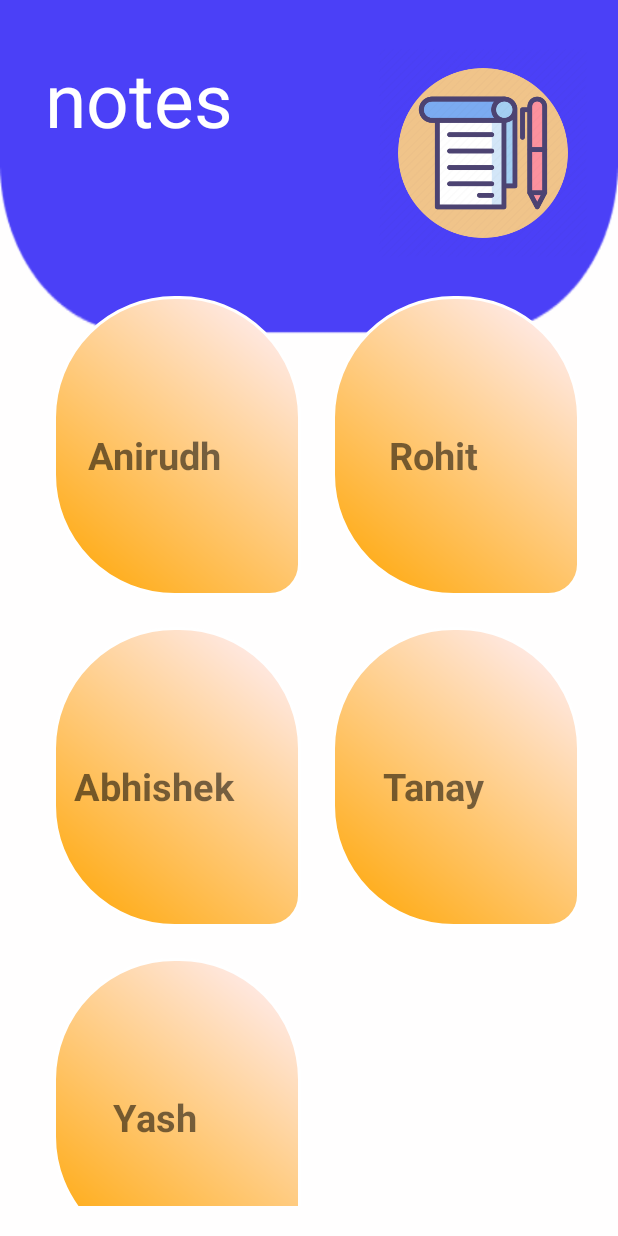
After one commit to riotgage/Student-DigiAssist, an Android app: the notes screen opened directly, with no data from a screen before it, on a phone screen of 412 x 824 dp. The commit adds this screen. Run offline under Robolectric (Android 15) with nearby library versions, the phone set to English and light mode, and no system bars.

Commit message:
Added the GUI of the notes Screen (notes.java grid.xml customgrid.java shape.xml grid.xml)

```diff
--- a/app/src/main/AndroidManifest.xml
+++ b/app/src/main/AndroidManifest.xml
@@ -9,6 +9,7 @@
         android:roundIcon="@drawable/logo"
         android:supportsRtl="true"
         android:theme="@style/AppTheme">
+        <activity android:name=".notes"></activity>
         <activity android:name=".MainActivity">
             <intent-filter>
                 <action android:name="android.intent.action.MAIN" />
--- /dev/null
+++ b/app/src/main/java/com/example/student_digiassist/CustomGrid.java
@@ -0,0 +1,62 @@
+package com.example.student_digiassist;
+
+import android.content.Context;
+import android.graphics.Color;
+import android.view.LayoutInflater;
+import android.view.View;
+import android.view.ViewGroup;
+import android.widget.BaseAdapter;
+import android.widget.ImageView;
+import android.widget.TextView;
+
+public class CustomGrid extends BaseAdapter{
+    private Context mContext;
+    private final String[] title;
+
+
+    public CustomGrid(Context c,String[] title) {
+        mContext = c;
+
+        this.title = title;
+    }
+
+    @Override
+    public int getCount() {
+        // TODO Auto-generated method stub
+        return title.length;
+    }
+
+    @Override
+    public Object getItem(int position) {
+        // TODO Auto-generated method stub
+        return null;
+    }
+
+    @Override
+    public long getItemId(int position) {
+        // TODO Auto-generated method stub
+        return 0;
+    }
+
+    @Override
+    public View getView(int position, View convertView, ViewGroup parent) {
+        // TODO Auto-generated method stub
+        View grid;
+        LayoutInflater inflater = (LayoutInflater) mContext
+                .getSystemService(Context.LAYOUT_INFLATER_SERVICE);
+
+        if (convertView == null) {
+
+            grid = new View(mContext);
+            grid = inflater.inflate(R.layout.grid, null);
+            TextView textView = (TextView) grid.findViewById(R.id.grid_text);
+            textView.setText(title[position]);
+            textView.setBackgroundResource(R.drawable.shape);
+
+        } else {
+            grid = (View) convertView;
+        }
+
+        return grid;
+    }
+}
--- a/app/src/main/java/com/example/student_digiassist/MainActivity.java
+++ b/app/src/main/java/com/example/student_digiassist/MainActivity.java
@@ -2,7 +2,9 @@ package com.example.student_digiassist;
 
 import androidx.appcompat.app.AppCompatActivity;
 
+import android.content.Intent;
 import android.os.Bundle;
+import android.view.View;
 
 public class MainActivity extends AppCompatActivity {
 
@@ -10,5 +12,10 @@ public class MainActivity extends AppCompatActivity {
     protected void onCreate(Bundle savedInstanceState) {
         super.onCreate(savedInstanceState);
         setContentView(R.layout.activity_main);
+
+    }
+
+    public void notesScreen(View view) {
+        startActivity(new Intent(MainActivity.this, notes.class));
     }
 }
--- /dev/null
+++ b/app/src/main/java/com/example/student_digiassist/notes.java
@@ -0,0 +1,46 @@
+package com.example.student_digiassist;
+
+import androidx.appcompat.app.AppCompatActivity;
+
+import android.os.Bundle;
+import android.view.View;
+import android.widget.AdapterView;
+import android.widget.GridView;
+import android.widget.Toast;
+
+public class notes extends AppCompatActivity {
+    GridView grid;
+    String[] titiles = {
+            "Anirudh",
+            "Rohit",
+            "Abhishek",
+            "Tanay",
+            "Yash",
+    };
+    String[] contain = {
+            "Anirudh",
+            "Rohit",
+            "Abhishek",
+            "Tanay",
+            "Yash",
+    };
+
+
+    @Override
+    protected void onCreate(Bundle savedInstanceState) {
+        super.onCreate(savedInstanceState);
+        setContentView(R.layout.activity_notes);
+        CustomGrid adapter = new CustomGrid(notes.this, titiles);
+        grid=(GridView)findViewById(R.id.grid);
+        grid.setAdapter(adapter);
+        grid.setOnItemClickListener(new AdapterView.OnItemClickListener() {
+
+            @Override
+            public void onItemClick(AdapterView<?> parent, View view,
+                                    int position, long id) {
+                Toast.makeText(notes.this, "You Clicked at " +titiles[+ position], Toast.LENGTH_SHORT).show();
+
+            }
+        });
+    }
+}
--- /dev/null
+++ b/app/src/main/res/drawable/shape.xml
@@ -0,0 +1,33 @@
+<?xml version="1.0" encoding="UTF-8"?>
+
+<shape xmlns:android="http://schemas.android.com/apk/res/android"
+    android:shape="rectangle">
+
+    <corners
+        android:bottomRightRadius="20dp"
+        android:radius="80dp" />
+
+    <gradient
+        android:angle="45"
+        android:endColor="#fff1ff"
+        android:startColor="#FFA500"
+        android:type="linear" />
+
+
+    <size
+        android:width="82dp"
+        android:height="82dp" />
+
+
+    <stroke
+        android:width="2dp"
+        android:color="#FFFFFF" />
+
+    <!--If you want to add padding-->
+    <padding
+         android:left="10dp"
+         android:top="20dp"
+         android:right="40dp"
+         android:bottom="8dp" />
+
+</shape>
--- a/app/src/main/res/layout/activity_main.xml
+++ b/app/src/main/res/layout/activity_main.xml
@@ -64,6 +64,7 @@
                 android:background="@color/colorPrimary"
                 app:cardElevation="60dp"
                 app:cardCornerRadius="12dp"
+                android:onClick="notesScreen"
                 android:layout_margin="12dp">
                 <LinearLayout
                     android:orientation="vertical"
--- /dev/null
+++ b/app/src/main/res/layout/activity_notes.xml
@@ -0,0 +1,56 @@
+<?xml version="1.0" encoding="utf-8"?>
+<LinearLayout xmlns:android="http://schemas.android.com/apk/res/android"
+    xmlns:app="http://schemas.android.com/apk/res-auto"
+    xmlns:tools="http://schemas.android.com/tools"
+    android:layout_width="match_parent"
+    android:layout_height="match_parent"
+    tools:context=".notes"
+    android:background="@drawable/home">
+
+    <LinearLayout
+        android:orientation="vertical"
+        android:layout_width="match_parent"
+        android:paddingLeft="10dp"
+        android:layout_height="match_parent">
+
+        <RelativeLayout
+            android:layout_marginTop="32dp"
+            android:layout_marginRight="20dp"
+            android:layout_marginLeft="20dp"
+            android:layout_width="match_parent"
+            android:layout_height="wrap_content">
+            <TextView
+                android:text="notes"
+                android:textSize="50sp"
+                android:id="@+id/dashboard"
+                android:layout_marginBottom="10dp"
+                android:textColor="#ffffff"
+                android:layout_width="wrap_content"
+                android:layout_height="wrap_content">
+
+            </TextView>
+
+            <ImageView
+                android:layout_alignParentRight="true"
+                android:layout_width="140dp"
+                android:layout_height="140dp"
+                android:src="@drawable/notesicon"></ImageView>
+        </RelativeLayout>
+
+        <GridView
+            android:numColumns="auto_fit"
+            android:gravity="center_horizontal"
+            android:columnCount="2"
+            android:padding="20dp"
+            android:verticalSpacing="10dp"
+            android:horizontalSpacing="10dp"
+            android:stretchMode="columnWidth"
+            android:layout_width="fill_parent"
+            android:layout_height="fill_parent"
+            android:id="@+id/grid"
+            />
+    </LinearLayout>
+
+
+
+</LinearLayout>
--- /dev/null
+++ b/app/src/main/res/layout/grid.xml
@@ -0,0 +1,16 @@
+<RelativeLayout  xmlns:android="http://schemas.android.com/apk/res/android"
+    xmlns:tools="http://schemas.android.com/tools"
+    android:layout_width="wrap_content"
+    android:layout_height="wrap_content"
+    android:padding="5dp" >
+
+    <TextView
+        android:id="@+id/grid_text"
+        android:layout_width="200dp"
+        android:layout_height="200dp"
+        android:gravity="center"
+        android:singleLine="true"
+        android:textSize="25sp"
+        android:textStyle="bold"/>
+
+</RelativeLayout>
```
Also changed, not shown: app/src/main/res/drawable/notesicon.jpg (added), app/src/main/res/drawable/textboxnotes.jpg (added).
